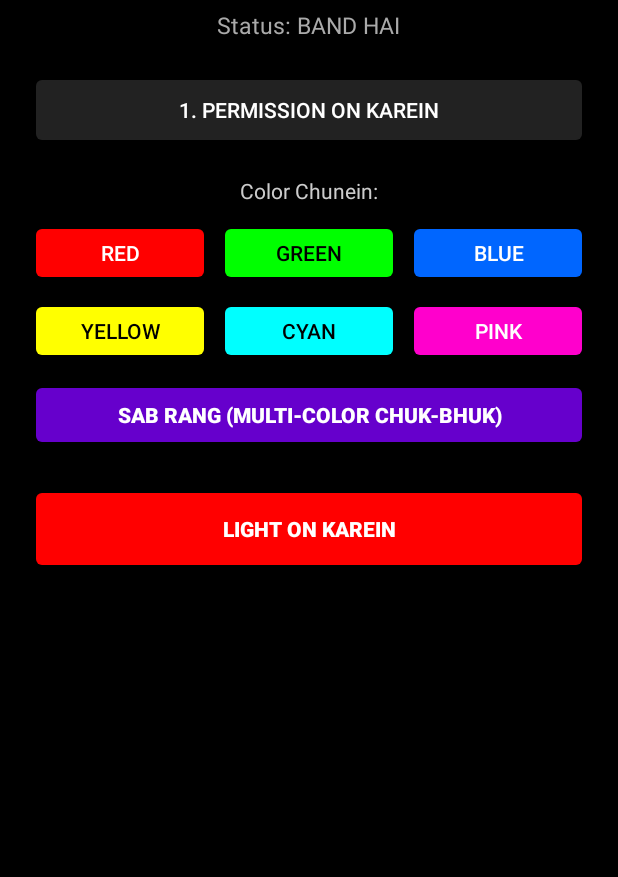
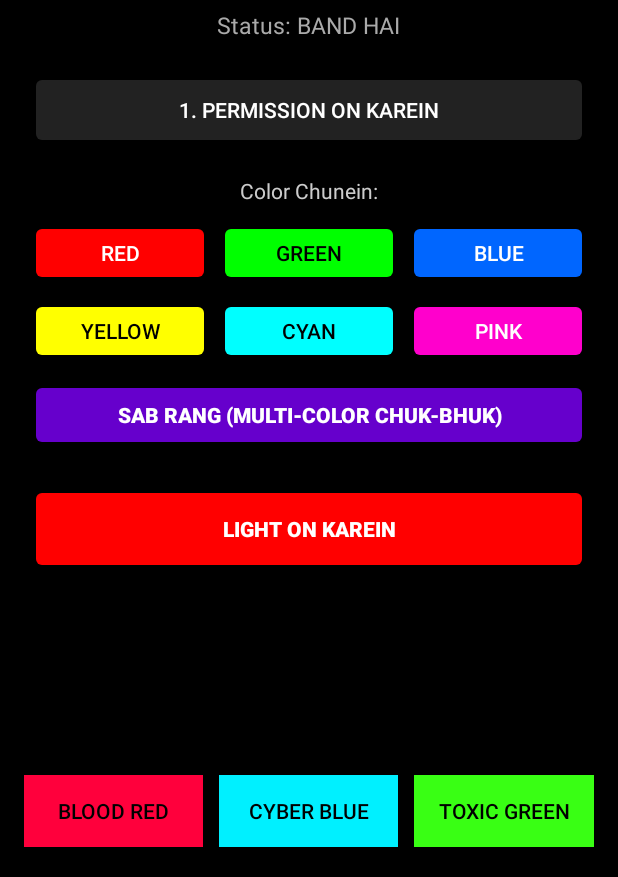
Before and after one commit to ak949230049554-dev/edgelight, an Android app: the screen it shows after launch (MainActivity), on a phone screen of 412 x 824 dp, the part 359-1236 px from its top. Run offline under Robolectric (Android 15) with nearby library versions, the phone set to English and light mode, and no system bars.

Commit message:
Update MainActivity.java

```diff
--- a/app/src/main/java/com/example/edgelight/MainActivity.java
+++ b/app/src/main/java/com/example/edgelight/MainActivity.java
@@ -48,7 +48,7 @@ public class MainActivity extends Activity {
     private boolean isMultiColor = true;
 
     private boolean isUpdateAvailable = false;
-    private int latestVersionFound = 1;
+    private int latestVersionFound = 5;
     private String updateTitle = "Naya Update Available Hai!";
     private String updateMessage = "Naye features ke liye app update karein.";
     private String updateDownloadUrl = "";
@@ -57,7 +57,50 @@ public class MainActivity extends Activity {
     protected void onCreate(Bundle savedInstanceState) {
         super.onCreate(savedInstanceState);
         setContentView(R.layout.activity_main);
+// --- 1-Click Neon Presets Bar (Version 5) ---
+        LinearLayout presetRow = new LinearLayout(this);
+        presetRow.setOrientation(LinearLayout.HORIZONTAL);
+        presetRow.setPadding(16, 16, 16, 30);
 
+        String[] presetNames = {"Blood Red", "Cyber Blue", "Toxic Green"};
+        int[] presetColors = {
+                Color.parseColor("#FF003C"),
+                Color.parseColor("#00F0FF"),
+                Color.parseColor("#39FF14")
+        };
+
+        for (int i = 0; i < presetNames.length; i++) {
+            final int chosenColor = presetColors[i];
+            final String chosenName = presetNames[i];
+
+            Button btn = new Button(this);
+            btn.setText(chosenName);
+            btn.setTextColor(Color.BLACK);
+            btn.setBackgroundColor(chosenColor);
+
+            LinearLayout.LayoutParams lp = new LinearLayout.LayoutParams(
+                    0, LinearLayout.LayoutParams.WRAP_CONTENT, 1f
+            );
+            lp.setMargins(8, 0, 8, 0);
+            btn.setLayoutParams(lp);
+
+            btn.setOnClickListener(v -> {
+                getSharedPreferences("EdgeLightPrefs", MODE_PRIVATE)
+                        .edit()
+                        .putInt("edge_color", chosenColor)
+                        .apply();
+                Toast.makeText(this, chosenName + " Activated!", Toast.LENGTH_SHORT).show();
+            });
+
+            presetRow.addView(btn);
+        }
+
+        android.widget.FrameLayout.LayoutParams barParams = new android.widget.FrameLayout.LayoutParams(
+                android.widget.FrameLayout.LayoutParams.MATCH_PARENT,
+                android.widget.FrameLayout.LayoutParams.WRAP_CONTENT,
+                android.view.Gravity.BOTTOM
+        );
+        addContentView(presetRow, barParams);
         if (Build.VERSION.SDK_INT >= Build.VERSION_CODES.TIRAMISU) {
             if (checkSelfPermission(Manifest.permission.POST_NOTIFICATIONS) != PackageManager.PERMISSION_GRANTED) {
                 requestPermissions(new String[]{Manifest.permission.POST_NOTIFICATIONS}, 101);
```
